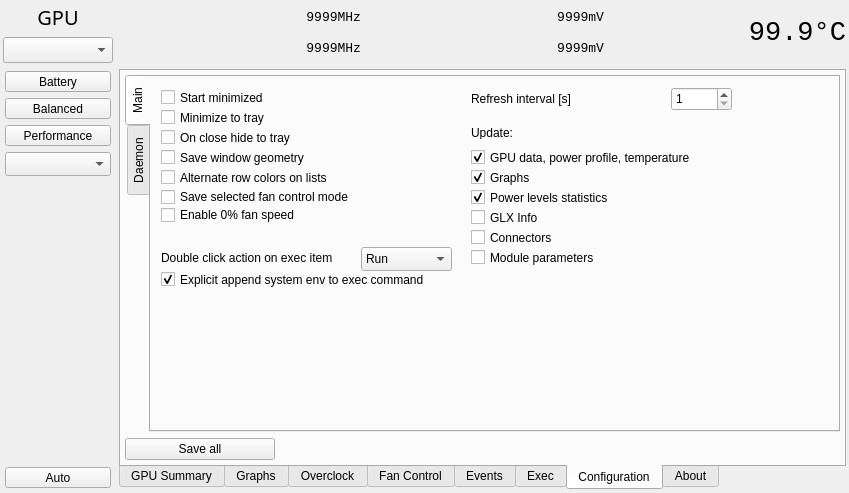
Qt form radeon-profile/radeon_profile.ui (marazmista/radeon-profile) before a commit.
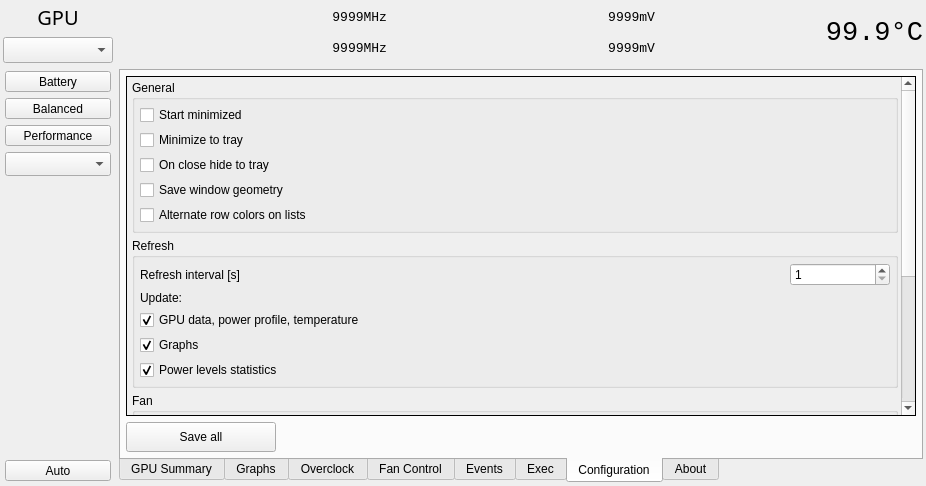
The same form after that commit. The open tabs and pages were chosen to show the change. Icons and pictures are not drawn.

Commit message: added option to use daemon as data provider, configuration ui rework, removed useless options in refresh, modification in daemon cfg cmd, refactor

What changed in the file:
```diff
--- a/radeon-profile/radeon_profile.ui
+++ b/radeon-profile/radeon_profile.ui
@@ -6,8 +6,8 @@
    <rect>
     <x>0</x>
     <y>0</y>
-    <width>849</width>
-    <height>493</height>
+    <width>926</width>
+    <height>486</height>
    </rect>
   </property>
   <property name="minimumSize">
@@ -3261,53 +3261,88 @@
        <attribute name="title">
         <string>Configuration</string>
        </attribute>
-       <layout class="QGridLayout" name="gridLayout_11">
+       <layout class="QVBoxLayout" name="verticalLayout_28">
         <property name="leftMargin">
-         <number>4</number>
+         <number>5</number>
         </property>
         <property name="topMargin">
-         <number>4</number>
+         <number>5</number>
         </property>
         <property name="rightMargin">
-         <number>4</number>
+         <number>5</number>
         </property>
         <property name="bottomMargin">
-         <number>4</number>
+         <number>5</number>
         </property>
-        <item row="0" column="0">
-         <widget class="QTabWidget" name="configGroups">
-          <property name="tabPosition">
-           <enum>QTabWidget::West</enum>
+        <item>
+         <widget class="QScrollArea" name="scrollArea">
+          <property name="frameShape">
+           <enum>QFrame::Box</enum>
           </property>
-          <property name="currentIndex">
-           <number>0</number>
+          <property name="frameShadow">
+           <enum>QFrame::Plain</enum>
           </property>
-          <widget class="QWidget" name="tab_mainConfig">
-           <attribute name="title">
-            <string>Main</string>
-           </attribute>
+          <property name="lineWidth">
+           <number>1</number>
+          </property>
+          <property name="widgetResizable">
+           <bool>true</bool>
+          </property>
+          <widget class="QWidget" name="scrollAreaWidgetContents">
+           <property name="geometry">
+            <rect>
+             <x>0</x>
+             <y>0</y>
+             <width>774</width>
+             <height>537</height>
+            </rect>
+           </property>
+           <layout class="QVBoxLayout" name="verticalLayout_27">
+            <property name="spacing">
+             <number>5</number>
+            </property>
+            <property name="leftMargin">
+             <number>5</number>
+            </property>
+            <property name="topMargin">
+             <number>3</number>
+            </property>
+            <property name="rightMargin">
+             <number>3</number>
+            </property>
+            <property name="bottomMargin">
+             <number>3</number>
+            </property>
+            <item>
+             <widget class="QGroupBox" name="group_cfgGeneral">
+              <property name="title">
+               <string>General</string>
+              </property>
+              <layout class="QVBoxLayout" name="verticalLayout_26">
+               <property name="spacing">
+                <number>5</number>
+               </property>
+               <property name="leftMargin">
+                <number>5</number>
+               </property>
+               <property name="topMargin">
+                <number>5</number>
+               </property>
+               <property name="rightMargin">
+                <number>5</number>
+               </property>
+               <property name="bottomMargin">
+                <number>5</number>
+               </property>
+               <item>
            <widget class="QCheckBox" name="cb_startMinimized">
-            <property name="geometry">
-             <rect>
-              <x>10</x>
-              <y>10</y>
-              <width>289</width>
-              <height>21</height>
-             </rect>
-            </property>
             <property name="text">
              <string>Start minimized</string>
             </property>
            </widget>
+               </item>
+               <item>
            <widget class="QCheckBox" name="cb_minimizeTray">
-            <property name="geometry">
-             <rect>
-              <x>10</x>
-              <y>30</y>
-              <width>289</width>
-              <height>21</height>
-             </rect>
-            </property>
             <property name="sizePolicy">
              <sizepolicy hsizetype="MinimumExpanding" vsizetype="Fixed">
               <horstretch>0</horstretch>
@@ -3318,15 +3353,9 @@
              <string>Minimize to tray</string>
             </property>
            </widget>
+               </item>
+               <item>
            <widget class="QCheckBox" name="cb_closeTray">
-            <property name="geometry">
-             <rect>
-              <x>10</x>
-              <y>50</y>
-              <width>289</width>
-              <height>21</height>
-             </rect>
-            </property>
             <property name="sizePolicy">
              <sizepolicy hsizetype="Preferred" vsizetype="Fixed">
               <horstretch>0</horstretch>
@@ -3337,53 +3366,113 @@
              <string>On close hide to tray</string>
             </property>
            </widget>
+               </item>
+               <item>
            <widget class="QCheckBox" name="cb_saveWindowGeometry">
-            <property name="geometry">
-             <rect>
-              <x>10</x>
-              <y>70</y>
-              <width>289</width>
-              <height>21</height>
-             </rect>
-            </property>
             <property name="text">
              <string>Save window geometry</string>
             </property>
            </widget>
+               </item>
+               <item>
            <widget class="QCheckBox" name="cb_alternateRow">
-            <property name="geometry">
-             <rect>
-              <x>10</x>
-              <y>90</y>
-              <width>289</width>
-              <height>21</height>
-             </rect>
-            </property>
             <property name="text">
              <string>Alternate row colors on lists</string>
             </property>
            </widget>
+               </item>
+              </layout>
+             </widget>
+            </item>
+            <item>
+             <widget class="QGroupBox" name="group_cfgRefresh">
+              <property name="title">
+               <string>Refresh</string>
+              </property>
+              <layout class="QGridLayout" name="gridLayout_14">
+               <property name="leftMargin">
+                <number>5</number>
+               </property>
+               <property name="topMargin">
+                <number>5</number>
+               </property>
+               <property name="rightMargin">
+                <number>5</number>
+               </property>
+               <property name="bottomMargin">
+                <number>5</number>
+               </property>
+               <property name="spacing">
+                <number>5</number>
+               </property>
+               <item row="3" column="0">
+                <widget class="QCheckBox" name="cb_graphs">
+                 <property name="sizePolicy">
+                  <sizepolicy hsizetype="MinimumExpanding" vsizetype="Fixed">
+                   <horstretch>0</horstretch>
+                   <verstretch>0</verstretch>
+                  </sizepolicy>
+                 </property>
+                 <property name="text">
+                  <string>Graphs</string>
+                 </property>
+                 <property name="checked">
+                  <bool>true</bool>
+                 </property>
+                </widget>
+               </item>
+               <item row="4" column="0">
+                <widget class="QCheckBox" name="cb_stats">
+                 <property name="text">
+                  <string>Power levels statistics</string>
+                 </property>
+                 <property name="checked">
+                  <bool>true</bool>
+                 </property>
+                </widget>
+               </item>
+               <item row="2" column="0">
+                <widget class="QCheckBox" name="cb_gpuData">
+                 <property name="sizePolicy">
+                  <sizepolicy hsizetype="MinimumExpanding" vsizetype="Fixed">
+                   <horstretch>0</horstretch>
+                   <verstretch>0</verstretch>
+                  </sizepolicy>
+                 </property>
+                 <property name="text">
+                  <string>GPU data, power profile, temperature</string>
+                 </property>
+                 <property name="checked">
+                  <bool>true</bool>
+                 </property>
+                </widget>
+               </item>
+               <item row="0" column="0">
            <widget class="QLabel" name="label_2">
-            <property name="geometry">
-             <rect>
-              <x>320</x>
-              <y>10</y>
-              <width>161</width>
-              <height>24</height>
-             </rect>
+                 <property name="maximumSize">
+                  <size>
+                   <width>350</width>
+                   <height>16777215</height>
+                  </size>
             </property>
             <property name="text">
              <string>Refresh interval [s]</string>
             </property>
            </widget>
+               </item>
+               <item row="0" column="1">
            <widget class="QDoubleSpinBox" name="spin_timerInterval">
-            <property name="geometry">
-             <rect>
-              <x>520</x>
-              <y>10</y>
-              <width>61</width>
-              <height>24</height>
-             </rect>
+                 <property name="sizePolicy">
+                  <sizepolicy hsizetype="Preferred" vsizetype="Fixed">
+                   <horstretch>0</horstretch>
+                   <verstretch>0</verstretch>
+                  </sizepolicy>
+                 </property>
+                 <property name="minimumSize">
+                  <size>
+                   <width>100</width>
+                   <height>0</height>
+                  </size>
             </property>
             <property name="decimals">
              <number>0</number>
@@ -3398,15 +3487,9 @@
              <double>1.000000000000000</double>
             </property>
            </widget>
+               </item>
+               <item row="1" column="0">
            <widget class="QLabel" name="label_5">
-            <property name="geometry">
-             <rect>
-              <x>320</x>
-              <y>50</y>
-              <width>289</width>
-              <height>12</height>
-             </rect>
-            </property>
             <property name="maximumSize">
              <size>
               <width>16777215</width>
@@ -3417,203 +3500,80 @@
              <string>Update:</string>
             </property>
            </widget>
-           <widget class="QCheckBox" name="cb_gpuData">
-            <property name="geometry">
-             <rect>
-              <x>320</x>
-              <y>70</y>
-              <width>289</width>
-              <height>21</height>
-             </rect>
-            </property>
-            <property name="sizePolicy">
-             <sizepolicy hsizetype="MinimumExpanding" vsizetype="Fixed">
-              <horstretch>0</horstretch>
-              <verstretch>0</verstretch>
-             </sizepolicy>
-            </property>
-            <property name="text">
-             <string>GPU data, power profile, temperature</string>
-            </property>
-            <property name="checked">
-             <bool>true</bool>
-            </property>
-           </widget>
-           <widget class="QCheckBox" name="cb_graphs">
-            <property name="geometry">
-             <rect>
-              <x>320</x>
-              <y>90</y>
-              <width>289</width>
-              <height>21</height>
-             </rect>
-            </property>
-            <property name="sizePolicy">
-             <sizepolicy hsizetype="MinimumExpanding" vsizetype="Fixed">
-              <horstretch>0</horstretch>
-              <verstretch>0</verstretch>
-             </sizepolicy>
-            </property>
-            <property name="text">
-             <string>Graphs</string>
-            </property>
-            <property name="checked">
-             <bool>true</bool>
-            </property>
-           </widget>
-           <widget class="QCheckBox" name="cb_stats">
-            <property name="geometry">
-             <rect>
-              <x>320</x>
-              <y>110</y>
-              <width>289</width>
-              <height>21</height>
-             </rect>
-            </property>
-            <property name="text">
-             <string>Power levels statistics</string>
-            </property>
-            <property name="checked">
-             <bool>true</bool>
-            </property>
-           </widget>
-           <widget class="QCheckBox" name="cb_glxInfo">
-            <property name="geometry">
-             <rect>
-              <x>320</x>
-              <y>130</y>
-              <width>289</width>
-              <height>21</height>
-             </rect>
-            </property>
-            <property name="sizePolicy">
-             <sizepolicy hsizetype="MinimumExpanding" vsizetype="Fixed">
-              <horstretch>0</horstretch>
-              <verstretch>0</verstretch>
-             </sizepolicy>
-            </property>
-            <property name="text">
-             <string>GLX Info</string>
-            </property>
-           </widget>
-           <widget class="QCheckBox" name="cb_connectors">
-            <property name="geometry">
-             <rect>
-              <x>320</x>
-              <y>150</y>
-              <width>289</width>
-              <height>21</height>
-             </rect>
-            </property>
-            <property name="sizePolicy">
-             <sizepolicy hsizetype="MinimumExpanding" vsizetype="Fixed">
-              <horstretch>0</horstretch>
-              <verstretch>0</verstretch>
-             </sizepolicy>
-            </property>
-            <property name="text">
-             <string>Connectors</string>
-            </property>
-           </widget>
-           <widget class="QCheckBox" name="cb_modParams">
-            <property name="geometry">
-             <rect>
-              <x>320</x>
-              <y>170</y>
-              <width>289</width>
-              <height>21</height>
-             </rect>
-            </property>
-            <property name="sizePolicy">
-             <sizepolicy hsizetype="MinimumExpanding" vsizetype="Fixed">
-              <horstretch>0</horstretch>
-              <verstretch>0</verstretch>
-             </sizepolicy>
-            </property>
-            <property name="text">
-             <string>Module parameters</string>
-            </property>
-           </widget>
-           <widget class="QComboBox" name="cb_execDbcAction">
-            <property name="geometry">
-             <rect>
-              <x>210</x>
-              <y>170</y>
-              <width>91</width>
-              <height>24</height>
-             </rect>
-            </property>
-            <item>
-             <property name="text">
-              <string>Run</string>
-             </property>
+               </item>
+              </layout>
+             </widget>
             </item>
             <item>
-             <property name="text">
-              <string>Edit</string>
-             </property>
-            </item>
-           </widget>
-           <widget class="QLabel" name="label_16">
-            <property name="geometry">
-             <rect>
-              <x>10</x>
-              <y>170</y>
-              <width>181</width>
-              <height>21</height>
-             </rect>
-            </property>
-            <property name="text">
-             <string>Double click action on exec item</string>
-            </property>
-           </widget>
-           <widget class="QCheckBox" name="cb_execSysEnv">
-            <property name="geometry">
-             <rect>
-              <x>10</x>
-              <y>192</y>
-              <width>291</width>
-              <height>21</height>
-             </rect>
-            </property>
-            <property name="text">
-             <string>Explicit append system env to exec command</string>
-            </property>
-            <property name="checked">
-             <bool>true</bool>
-            </property>
-           </widget>
+             <widget class="QGroupBox" name="group_cfgFan">
+              <property name="title">
+               <string>Fan</string>
+              </property>
+              <layout class="QVBoxLayout" name="verticalLayout_29">
+               <property name="spacing">
+                <number>5</number>
+               </property>
+               <property name="leftMargin">
+                <number>5</number>
+               </property>
+               <property name="topMargin">
+                <number>5</number>
+               </property>
+               <property name="rightMargin">
+                <number>5</number>
+               </property>
+               <property name="bottomMargin">
+                <number>5</number>
+               </property>
+               <item>
            <widget class="QCheckBox" name="cb_saveFanMode">
-            <property name="geometry">
-             <rect>
-              <x>10</x>
-              <y>110</y>
-              <width>301</width>
-              <height>20</height>
-             </rect>
-            </property>
             <property name="text">
              <string>Save selected fan control mode</string>
             </property>
            </widget>
+               </item>
+               <item>
            <widget class="QCheckBox" name="cb_zeroPercentFanSpeed">
-            <property name="geometry">
-             <rect>
-              <x>10</x>
-              <y>130</y>
-              <width>291</width>
-              <height>16</height>
-             </rect>
-            </property>
             <property name="text">
              <string>Enable 0% fan speed</string>
             </property>
            </widget>
-          </widget>
-          <widget class="QWidget" name="tab_daemonConfig">
-           <attribute name="title">
-            <string>Daemon</string>
-           </attribute>
+               </item>
+              </layout>
+             </widget>
+            </item>
+            <item>
+             <widget class="QGroupBox" name="group_cfgDaemon">
+              <property name="title">
+               <string>Daemon (restart required)</string>
+              </property>
+              <property name="checkable">
+               <bool>false</bool>
+              </property>
+              <layout class="QVBoxLayout" name="verticalLayout_25">
+               <property name="spacing">
+                <number>5</number>
+               </property>
+               <property name="leftMargin">
+                <number>5</number>
+               </property>
+               <property name="topMargin">
+                <number>5</number>
+               </property>
+               <property name="rightMargin">
+                <number>5</number>
+               </property>
+               <property name="bottomMargin">
+                <number>5</number>
+               </property>
+               <item>
+                <widget class="QCheckBox" name="cb_daemonData">
+                 <property name="text">
+                  <string>Use daemon as a data provider</string>
+                 </property>
+                </widget>
+               </item>
+               <item>
            <widget class="QCheckBox" name="cb_daemonAutoRefresh">
             <property name="enabled">
              <bool>true</bool>
@@ -3633,30 +3593,77 @@
              <string>Refresh data without request</string>
             </property>
            </widget>
-           <widget class="QPushButton" name="btn_reconfigureDaemon">
-            <property name="enabled">
+               </item>
+              </layout>
+             </widget>
+            </item>
+            <item>
+             <widget class="QGroupBox" name="group_cfgExecs">
+              <property name="title">
+               <string>Execs</string>
+              </property>
+              <layout class="QGridLayout" name="gridLayout_11">
+               <property name="leftMargin">
+                <number>5</number>
+               </property>
+               <property name="topMargin">
+                <number>5</number>
+               </property>
+               <property name="rightMargin">
+                <number>5</number>
+               </property>
+               <property name="bottomMargin">
+                <number>5</number>
+               </property>
+               <property name="spacing">
+                <number>5</number>
+               </property>
+               <item row="2" column="0">
+                <widget class="QLabel" name="label_16">
+                 <property name="text">
+                  <string>Double click action on exec item:</string>
+                 </property>
+                </widget>
+               </item>
+               <item row="2" column="1">
+                <widget class="QComboBox" name="cb_execDbcAction">
+                 <item>
+                  <property name="text">
+                   <string>Run</string>
+                  </property>
+                 </item>
+                 <item>
+                  <property name="text">
+                   <string>Edit</string>
+                  </property>
+                 </item>
+                </widget>
+               </item>
+               <item row="3" column="0">
+                <widget class="QCheckBox" name="cb_execSysEnv">
+                 <property name="text">
+                  <string>Explicit append system env to exec command</string>
+                 </property>
+                 <property name="checked">
              <bool>true</bool>
             </property>
-            <property name="geometry">
-             <rect>
-              <x>10</x>
-              <y>40</y>
-              <width>211</width>
-              <height>27</height>
-             </rect>
-            </property>
-            <property name="toolTip">
-             <string>Apply new configuration and send it to daemon.</string>
-            </property>
-            <property name="text">
-             <string>Reconfigure daemon</string>
-            </property>
-           </widget>
-          </widget>
-         </widget>
+                </widget>
+               </item>
+              </layout>
+             </widget>
+            </item>
+           </layout>
+          </widget>
+         </widget>
         </item>
-        <item row="1" column="0">
+        <item>
          <widget class="QPushButton" name="btn_saveAll">
+          <property name="minimumSize">
+           <size>
+            <width>0</width>
+            <height>30</height>
+           </size>
+          </property>
           <property name="maximumSize">
            <size>
             <width>150</width>
```
Left out of the diff: 83 changed lines with no effect on the pictures. Lines whose indentation alone changed are shown as unchanged. The commit also changes 9 other files.
